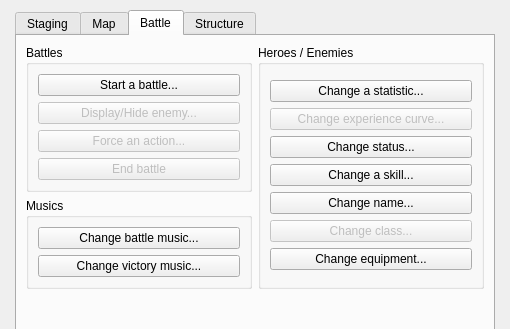
RPG-Paper-Maker/RPG-Paper-Maker, file Editor/Dialogs/dialogcommands.ui: the form before one commit; both pictures show x 0 to 510 and y 0 to 329 of the 510 by 600 pixel window.
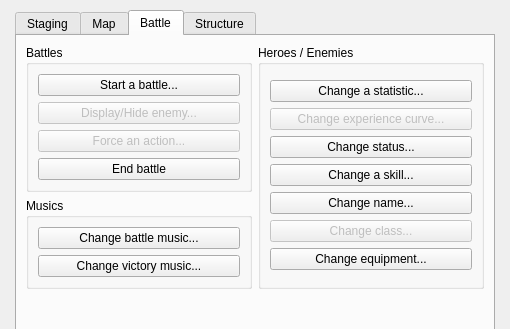
The form after the commit. The open tabs and pages were chosen to show the change.

Patch:
```diff
--- a/Editor/Dialogs/dialogcommands.ui
+++ b/Editor/Dialogs/dialogcommands.ui
@@ -688,7 +688,7 @@
               <item>
                <widget class="QPushButton" name="pushButtonEndBattle">
                 <property name="enabled">
-                 <bool>false</bool>
+                 <bool>true</bool>
                 </property>
                 <property name="text">
                  <string>End battle</string>
```
